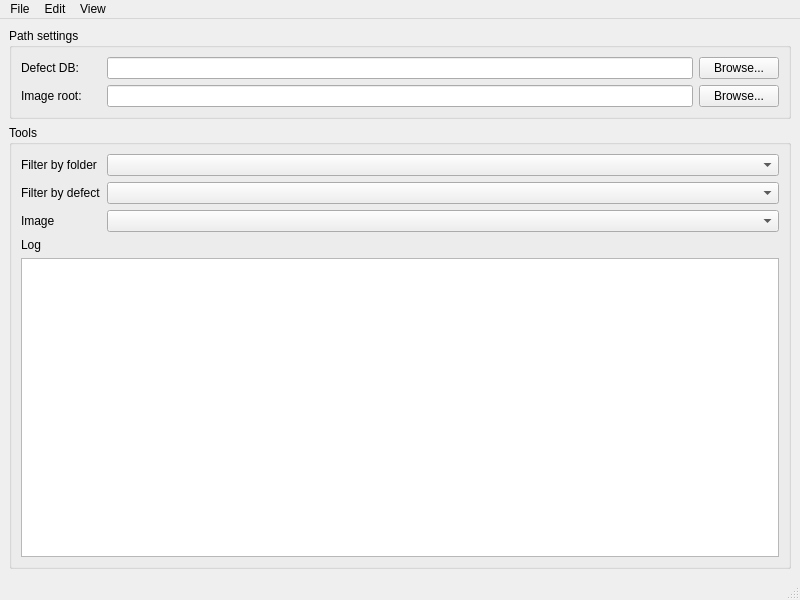
Old version of the form ui/deftui.ui in the repository extall/road-defect-types.
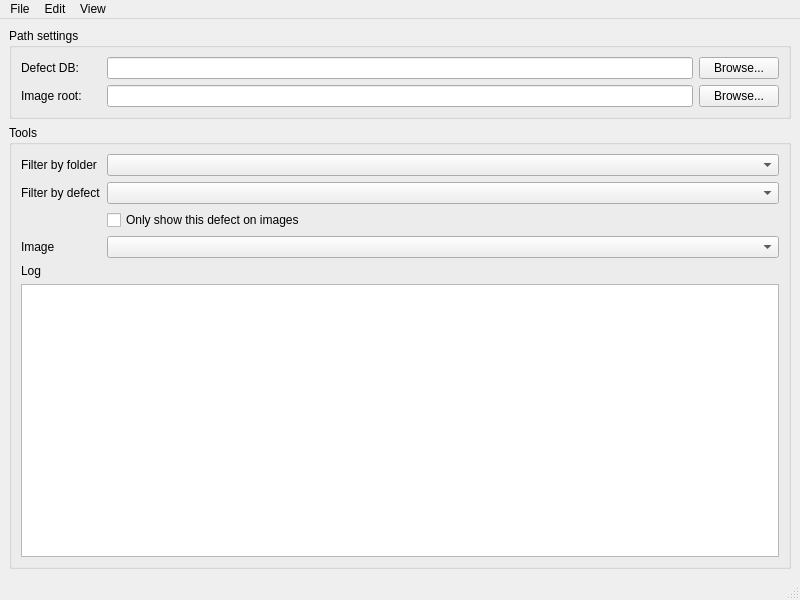
New version of the form.

What changed in the file:
```diff
--- a/ui/deftui.ui
+++ b/ui/deftui.ui
@@ -142,6 +142,42 @@
            </item>
           </layout>
          </item>
+         <item>
+          <layout class="QHBoxLayout" name="horizontalLayout_4">
+           <item>
+            <widget class="QLabel" name="label_7">
+             <property name="sizePolicy">
+              <sizepolicy hsizetype="Minimum" vsizetype="Preferred">
+               <horstretch>0</horstretch>
+               <verstretch>0</verstretch>
+              </sizepolicy>
+             </property>
+             <property name="minimumSize">
+              <size>
+               <width>80</width>
+               <height>0</height>
+              </size>
+             </property>
+             <property name="maximumSize">
+              <size>
+               <width>80</width>
+               <height>16777215</height>
+              </size>
+             </property>
+             <property name="text">
+              <string/>
+             </property>
+            </widget>
+           </item>
+           <item>
+            <widget class="QCheckBox" name="chkShowOnlyWithSelectedDefect">
+             <property name="text">
+              <string>Only show this defect on images</string>
+             </property>
+            </widget>
+           </item>
+          </layout>
+         </item>
          <item>
           <layout class="QHBoxLayout" name="horizontalLayout_2">
            <item>
```
Left out of the diff: 23 changed lines with no effect on the pictures.
